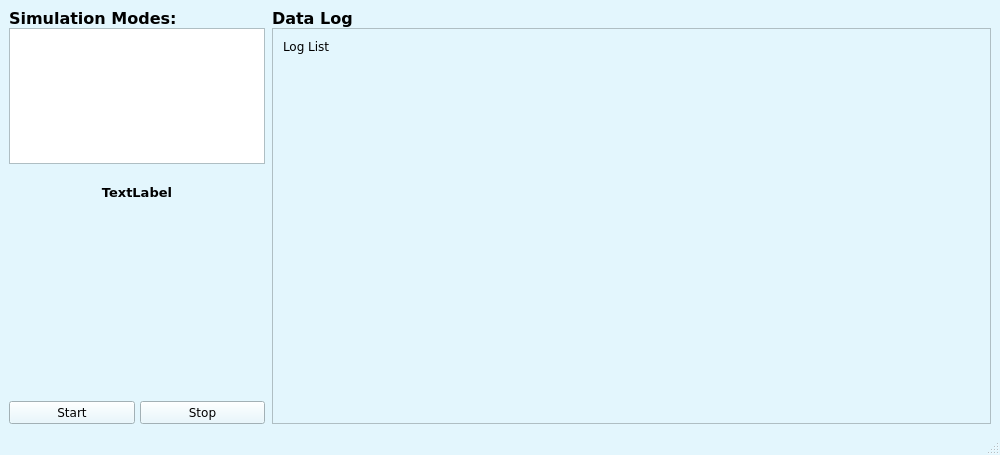
The window that gui/resources/mainwindow.ui (ashrec04/nmea_sim) describes before a commit, drawn with Qt 5.
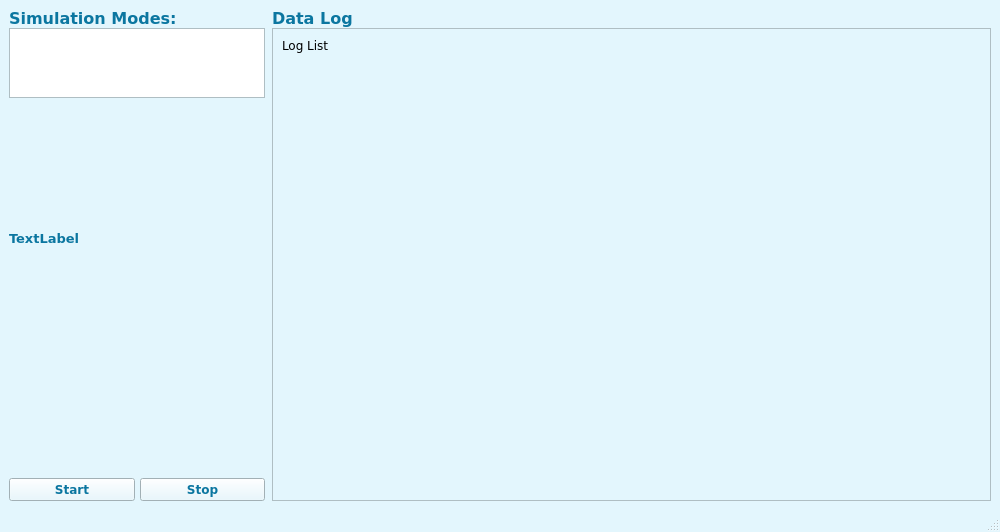
The same window after the commit.

```diff
--- a/gui/resources/mainwindow.ui
+++ b/gui/resources/mainwindow.ui
@@ -7,7 +7,7 @@
     <x>0</x>
     <y>0</y>
     <width>1000</width>
-    <height>455</height>
+    <height>490</height>
    </rect>
   </property>
   <property name="palette">
@@ -16,9 +16,9 @@
      <colorrole role="WindowText">
       <brush brushstyle="SolidPattern">
        <color alpha="255">
-        <red>0</red>
-        <green>0</green>
-        <blue>0</blue>
+        <red>11</red>
+        <green>118</green>
+        <blue>160</blue>
        </color>
       </brush>
      </colorrole>
@@ -70,9 +70,9 @@
      <colorrole role="Text">
       <brush brushstyle="SolidPattern">
        <color alpha="255">
-        <red>0</red>
-        <green>0</green>
-        <blue>0</blue>
+        <red>11</red>
+        <green>118</green>
+        <blue>160</blue>
        </color>
       </brush>
      </colorrole>
@@ -88,9 +88,9 @@
      <colorrole role="ButtonText">
       <brush brushstyle="SolidPattern">
        <color alpha="255">
-        <red>0</red>
-        <green>0</green>
-        <blue>0</blue>
+        <red>11</red>
+        <green>118</green>
+        <blue>160</blue>
        </color>
       </brush>
      </colorrole>
@@ -142,18 +142,18 @@
      <colorrole role="ToolTipText">
       <brush brushstyle="SolidPattern">
        <color alpha="255">
-        <red>0</red>
-        <green>0</green>
-        <blue>0</blue>
+        <red>11</red>
+        <green>118</green>
+        <blue>160</blue>
        </color>
       </brush>
      </colorrole>
      <colorrole role="PlaceholderText">
       <brush brushstyle="SolidPattern">
        <color alpha="127">
-        <red>0</red>
-        <green>0</green>
-        <blue>0</blue>
+        <red>11</red>
+        <green>118</green>
+        <blue>160</blue>
        </color>
       </brush>
      </colorrole>
@@ -171,9 +171,9 @@
      <colorrole role="WindowText">
       <brush brushstyle="SolidPattern">
        <color alpha="255">
-        <red>0</red>
-        <green>0</green>
-        <blue>0</blue>
+        <red>11</red>
+        <green>118</green>
+        <blue>160</blue>
        </color>
       </brush>
      </colorrole>
@@ -225,9 +225,9 @@
      <colorrole role="Text">
       <brush brushstyle="SolidPattern">
        <color alpha="255">
-        <red>0</red>
-        <green>0</green>
-        <blue>0</blue>
+        <red>11</red>
+        <green>118</green>
+        <blue>160</blue>
        </color>
       </brush>
      </colorrole>
@@ -243,9 +243,9 @@
      <colorrole role="ButtonText">
       <brush brushstyle="SolidPattern">
        <color alpha="255">
-        <red>0</red>
-        <green>0</green>
-        <blue>0</blue>
+        <red>11</red>
+        <green>118</green>
+        <blue>160</blue>
        </color>
       </brush>
      </colorrole>
@@ -297,18 +297,18 @@
      <colorrole role="ToolTipText">
       <brush brushstyle="SolidPattern">
        <color alpha="255">
-        <red>0</red>
-        <green>0</green>
-        <blue>0</blue>
+        <red>11</red>
+        <green>118</green>
+        <blue>160</blue>
        </color>
       </brush>
      </colorrole>
      <colorrole role="PlaceholderText">
       <brush brushstyle="SolidPattern">
        <color alpha="127">
-        <red>0</red>
-        <green>0</green>
-        <blue>0</blue>
+        <red>11</red>
+        <green>118</green>
+        <blue>160</blue>
        </color>
       </brush>
      </colorrole>
@@ -452,18 +452,18 @@
      <colorrole role="ToolTipText">
       <brush brushstyle="SolidPattern">
        <color alpha="255">
-        <red>0</red>
-        <green>0</green>
-        <blue>0</blue>
+        <red>11</red>
+        <green>118</green>
+        <blue>160</blue>
        </color>
       </brush>
      </colorrole>
      <colorrole role="PlaceholderText">
       <brush brushstyle="SolidPattern">
        <color alpha="127">
-        <red>113</red>
-        <green>123</green>
-        <blue>126</blue>
+        <red>11</red>
+        <green>118</green>
+        <blue>160</blue>
        </color>
       </brush>
      </colorrole>
@@ -534,30 +534,59 @@
              <x>0</x>
              <y>0</y>
              <width>707</width>
-             <height>346</height>
+             <height>381</height>
             </rect>
            </property>
-           <widget class="QLabel" name="logLabel">
-            <property name="geometry">
-             <rect>
-              <x>10</x>
-              <y>10</y>
-              <width>469</width>
-              <height>349</height>
-             </rect>
-            </property>
-            <property name="font">
-             <font>
-              <family>Verdana</family>
-             </font>
-            </property>
-            <property name="text">
-             <string>Log List</string>
-            </property>
-            <property name="alignment">
-             <set>Qt::AlignmentFlag::AlignLeading|Qt::AlignmentFlag::AlignLeft|Qt::AlignmentFlag::AlignTop</set>
-            </property>
-           </widget>
+           <property name="sizePolicy">
+            <sizepolicy hsizetype="Expanding" vsizetype="Expanding">
+             <horstretch>0</horstretch>
+             <verstretch>0</verstretch>
+            </sizepolicy>
+           </property>
+           <layout class="QVBoxLayout" name="verticalLayout_3">
+            <item>
+             <widget class="QLabel" name="logLabel">
+              <property name="palette">
+               <palette>
+                <active>
+                 <colorrole role="WindowText">
+                  <brush brushstyle="SolidPattern">
+                   <color alpha="255">
+                    <red>0</red>
+                    <green>0</green>
+                    <blue>0</blue>
+                   </color>
+                  </brush>
+                 </colorrole>
+                </active>
+                <inactive>
+                 <colorrole role="WindowText">
+                  <brush brushstyle="SolidPattern">
+                   <color alpha="255">
+                    <red>0</red>
+                    <green>0</green>
+                    <blue>0</blue>
+                   </color>
+                  </brush>
+                 </colorrole>
+                </inactive>
+                <disabled/>
+               </palette>
+              </property>
+              <property name="font">
+               <font>
+                <family>Verdana</family>
+               </font>
+              </property>
+              <property name="text">
+               <string>Log List</string>
+              </property>
+              <property name="alignment">
+               <set>Qt::AlignmentFlag::AlignLeading|Qt::AlignmentFlag::AlignLeft|Qt::AlignmentFlag::AlignTop</set>
+              </property>
+             </widget>
+            </item>
+           </layout>
           </widget>
          </widget>
         </item>
@@ -567,6 +596,33 @@
        <layout class="QVBoxLayout" name="verticalLayout">
         <item>
          <widget class="QLabel" name="modeLabel">
+          <property name="palette">
+           <palette>
+            <active>
+             <colorrole role="Text">
+              <brush brushstyle="SolidPattern">
+               <color alpha="255">
+                <red>11</red>
+                <green>118</green>
+                <blue>160</blue>
+               </color>
+              </brush>
+             </colorrole>
+            </active>
+            <inactive>
+             <colorrole role="Text">
+              <brush brushstyle="SolidPattern">
+               <color alpha="255">
+                <red>11</red>
+                <green>118</green>
+                <blue>160</blue>
+               </color>
+              </brush>
+             </colorrole>
+            </inactive>
+            <disabled/>
+           </palette>
+          </property>
           <property name="font">
            <font>
             <family>Verdana</family>
@@ -601,13 +657,31 @@
           <property name="sizeHint" stdset="0">
            <size>
             <width>40</width>
-            <height>20</height>
+            <height>100</height>
            </size>
           </property>
          </spacer>
         </item>
         <item>
          <widget class="QLabel" name="errorLabel">
+          <property name="sizePolicy">
+           <sizepolicy hsizetype="Preferred" vsizetype="Fixed">
+            <horstretch>0</horstretch>
+            <verstretch>0</verstretch>
+           </sizepolicy>
+          </property>
+          <property name="minimumSize">
+           <size>
+            <width>0</width>
+            <height>80</height>
+           </size>
+          </property>
+          <property name="maximumSize">
+           <size>
+            <width>16777215</width>
+            <height>80</height>
+           </size>
+          </property>
           <property name="font">
            <font>
             <family>Verdana</family>
@@ -622,7 +696,10 @@
            <string>TextLabel</string>
           </property>
           <property name="alignment">
-           <set>Qt::AlignmentFlag::AlignCenter</set>
+           <set>Qt::AlignmentFlag::AlignLeading|Qt::AlignmentFlag::AlignLeft|Qt::AlignmentFlag::AlignVCenter</set>
+          </property>
+          <property name="wordWrap">
+           <bool>true</bool>
           </property>
          </widget>
         </item>
@@ -646,6 +723,7 @@
             <property name="font">
              <font>
               <family>Verdana</family>
+              <bold>true</bold>
              </font>
             </property>
             <property name="text">
@@ -671,6 +749,7 @@
             <property name="font">
              <font>
               <family>Verdana</family>
+              <bold>true</bold>
              </font>
             </property>
             <property name="text">
```
